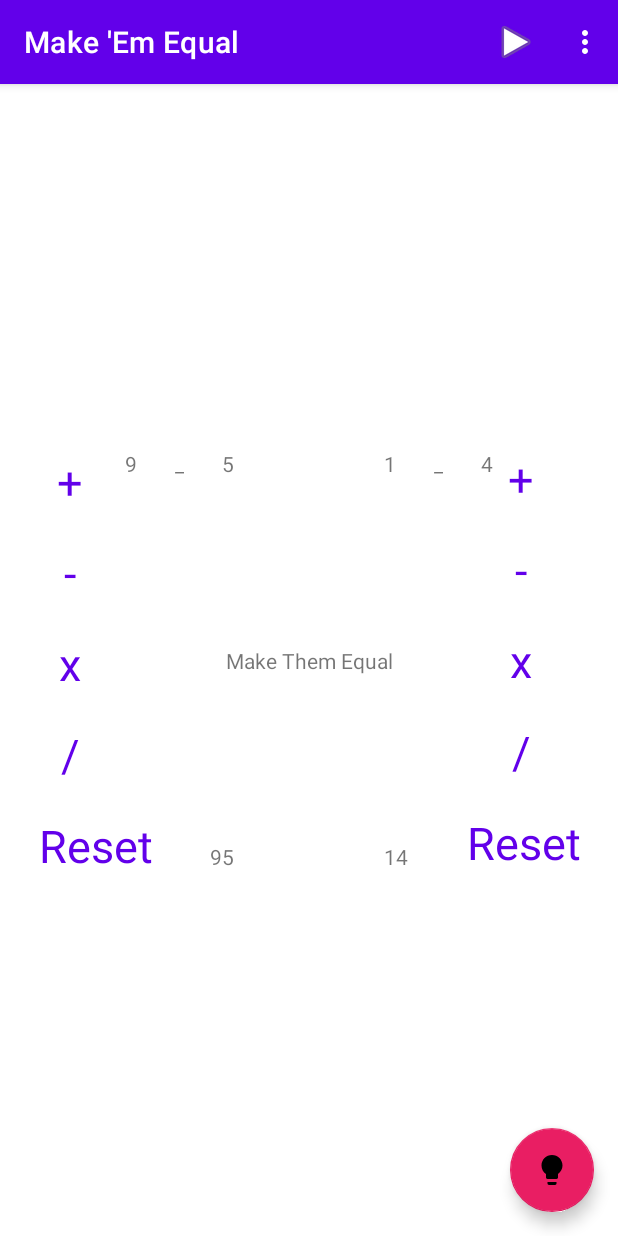
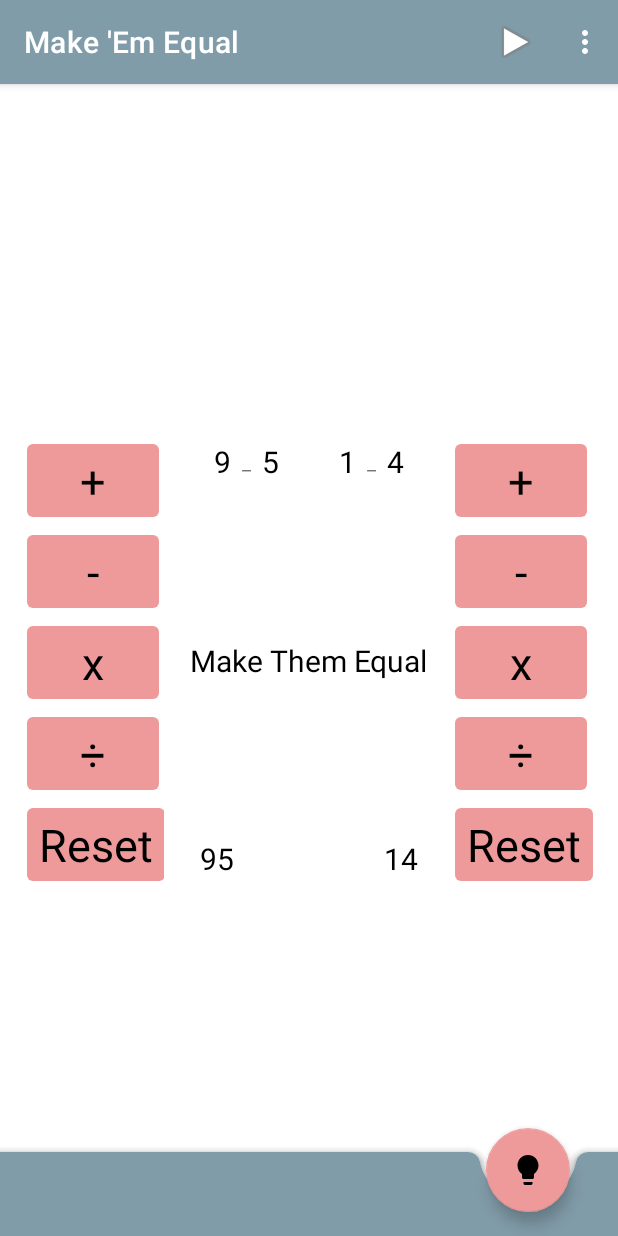
Before and after one commit to RachelRebecca/Make_Em_Equal, an Android app: the screen it shows after launch (MainActivity), on a phone screen of 412 x 824 dp. Run offline under Robolectric (Android 15) with nearby library versions, the phone set to English and light mode, and no system bars.

Commit message:
commit 12:45pm 8/3

```diff
--- a/app/build.gradle
+++ b/app/build.gradle
@@ -39,6 +39,7 @@ dependencies {
     implementation 'androidx.navigation:navigation-fragment:2.3.5'
     implementation 'androidx.navigation:navigation-ui:2.3.5'
     implementation 'com.google.code.gson:gson:2.8.7'
+    implementation 'com.google.code.gson:gson:2.8.7'
     testImplementation 'junit:junit:4.13.2'
     androidTestImplementation 'androidx.test.ext:junit:1.1.3'
     androidTestImplementation 'androidx.test.espresso:espresso-core:3.4.0'
--- /dev/null
+++ b/app/src/main/res/drawable/app_background.xml
@@ -0,0 +1,4 @@
+<?xml version="1.0" encoding="utf-8"?>
+<selector xmlns:android="http://schemas.android.com/apk/res/android">
+
+</selector>
--- a/app/src/main/res/layout/activity_main.xml
+++ b/app/src/main/res/layout/activity_main.xml
@@ -20,15 +20,36 @@
 
     </com.google.android.material.appbar.AppBarLayout>
 
-    <include layout="@layout/content_main"
-        android:id="@+id/include_content_main"/>
+    <include
+        android:id="@+id/include_content_main"
+        layout="@layout/content_main" />
+
+    <com.google.android.material.bottomappbar.BottomAppBar
+        android:id="@+id/bottom_bar"
+        style="@style/Widget.MaterialComponents.BottomAppBar.Colored"
+        android:layout_width="match_parent"
+        android:layout_height="?actionBarSize"
+        android:layout_gravity="bottom"
+        app:fabAlignmentMode="end"
+        app:fabAnimationMode="slide"
+        tools:ignore="BottomAppBar">
+
+        <TextView
+            android:layout_width="match_parent"
+            android:layout_height="wrap_content"
+            android:gravity="start"
+            android:textAppearance="@style/TextAppearance.MaterialComponents.Subtitle1"
+            android:textColor="@android:color/primary_text_dark" />
+    </com.google.android.material.bottomappbar.BottomAppBar>
 
     <com.google.android.material.floatingactionbutton.FloatingActionButton
         android:id="@+id/fab"
         android:layout_width="wrap_content"
         android:layout_height="wrap_content"
-        android:layout_gravity="bottom|end"
+        android:layout_gravity="bottom|center"
         android:layout_margin="@dimen/fab_margin"
-        android:src="@drawable/baseline_lightbulb_24" />
+        android:src="@drawable/baseline_lightbulb_24"
+        app:layout_anchor="@id/bottom_bar"
+        app:layout_anchorGravity="center" />
 
 </androidx.coordinatorlayout.widget.CoordinatorLayout>
--- a/app/src/main/res/layout/content_main.xml
+++ b/app/src/main/res/layout/content_main.xml
@@ -1,10 +1,10 @@
 <?xml version="1.0" encoding="utf-8"?>
 <androidx.constraintlayout.widget.ConstraintLayout xmlns:android="http://schemas.android.com/apk/res/android"
     xmlns:app="http://schemas.android.com/apk/res-auto"
+    android:id="@+id/include_content_main"
     android:layout_width="match_parent"
     android:layout_height="match_parent"
-    app:layout_behavior="@string/appbar_scrolling_view_behavior"
-    android:id="@+id/include_content_main">
+    app:layout_behavior="@string/appbar_scrolling_view_behavior">
 
     <LinearLayout
         android:id="@+id/question_row"
@@ -14,76 +14,80 @@
         android:orientation="horizontal"
         app:layout_constraintBottom_toTopOf="@id/answer_row"
         app:layout_constraintEnd_toEndOf="parent"
+        app:layout_constraintHorizontal_bias="0.0"
         app:layout_constraintStart_toStartOf="parent"
         app:layout_constraintTop_toTopOf="parent"
-        >
+        app:layout_constraintStart_toEndOf="@+id/buttons1">
 
         <TextView
             android:id="@+id/num1a"
+            style="@style/TextFormat"
             android:layout_width="wrap_content"
             android:layout_height="wrap_content"
-            android:layout_marginLeft="25dp"
-            android:layout_marginRight="25dp"
-            android:text="@string/space">
-        </TextView>
+            android:layout_marginLeft="2dp"
+            android:layout_marginRight="2dp"
+            android:text="@string/space" />
 
         <TextView
+            android:id="@+id/space1"
             android:layout_width="wrap_content"
             android:layout_height="wrap_content"
-            android:id="@+id/space1"
-            android:text="@string/space">
-        </TextView>
+            android:layout_marginLeft="5dp"
+            android:layout_marginRight="5dp"
+            android:text="@string/space" />
 
         <TextView
             android:id="@+id/num1b"
+            style="@style/TextFormat"
             android:layout_width="wrap_content"
             android:layout_height="wrap_content"
-            android:layout_marginStart="25dp"
-            android:layout_marginLeft="25dp"
-            android:layout_marginEnd="50dp"
-            android:layout_marginRight="50dp"
+            android:layout_marginStart="2dp"
+            android:layout_marginLeft="2dp"
+            android:layout_marginEnd="20dp"
+            android:layout_marginRight="10dp"
             android:text="@string/space"
             app:layout_constraintBottom_toBottomOf="parent"
             app:layout_constraintEnd_toStartOf="@id/num2a"
             app:layout_constraintStart_toEndOf="@+id/num1a"
-            app:layout_constraintTop_toTopOf="parent">
-        </TextView>
+            app:layout_constraintTop_toTopOf="parent"
+            />
 
         <TextView
             android:id="@+id/num2a"
+            style="@style/TextFormat"
             android:layout_width="wrap_content"
             android:layout_height="wrap_content"
-            android:layout_marginStart="50dp"
-            android:layout_marginLeft="50dp"
-            android:layout_marginEnd="25dp"
-            android:layout_marginRight="25dp"
+            android:layout_marginStart="20dp"
+            android:layout_marginLeft="10dp"
+            android:layout_marginEnd="2dp"
+            android:layout_marginRight="2dp"
             android:text="@string/space"
             app:layout_constraintBottom_toBottomOf="parent"
             app:layout_constraintEnd_toEndOf="parent"
             app:layout_constraintEnd_toStartOf="@+id/num2b"
             app:layout_constraintStart_toEndOf="@id/num1b"
-            app:layout_constraintTop_toTopOf="parent">
-        </TextView>
+            app:layout_constraintTop_toTopOf="parent" />
 
         <TextView
+            android:id="@+id/space2"
             android:layout_width="wrap_content"
             android:layout_height="wrap_content"
-            android:id="@+id/space2"
-            android:text="@string/space">
-        </TextView>
+            android:layout_marginLeft="5dp"
+            android:layout_marginRight="5dp"
+            android:text="@string/space" />
 
         <TextView
             android:id="@+id/num2b"
+            style="@style/TextFormat"
             android:layout_width="wrap_content"
             android:layout_height="wrap_content"
-            android:layout_marginLeft="25dp"
-            android:layout_marginRight="25dp"
+            android:layout_marginLeft="2dp"
+            android:layout_marginRight="2dp"
             android:text="@string/space"
             app:layout_constraintBottom_toBottomOf="parent"
             app:layout_constraintEnd_toEndOf="parent"
             app:layout_constraintStart_toEndOf="@+id/num2a"
-            app:layout_constraintTop_toTopOf="parent">
-        </TextView>
+            app:layout_constraintTop_toTopOf="parent" />
     </LinearLayout>
 
     <TextView
@@ -91,26 +95,33 @@
         android:layout_width="wrap_content"
         android:layout_height="wrap_content"
         android:text="@string/make_equal"
+        android:textAppearance="@color/black"
+        android:textSize="20sp"
         app:layout_constraintBottom_toBottomOf="parent"
         app:layout_constraintEnd_toEndOf="parent"
         app:layout_constraintStart_toStartOf="parent"
         app:layout_constraintTop_toTopOf="parent">
 
     </TextView>
+
     <LinearLayout
         android:id="@+id/answer_row"
         android:layout_width="wrap_content"
         android:layout_height="wrap_content"
         android:gravity="center"
         android:orientation="horizontal"
+        android:textAppearance="@color/black"
+        android:textSize="20sp"
         app:layout_constraintBottom_toBottomOf="parent"
         app:layout_constraintEnd_toEndOf="parent"
         app:layout_constraintStart_toStartOf="parent"
-        app:layout_constraintTop_toBottomOf="@id/question_row">
+        app:layout_constraintTop_toBottomOf="@id/question_row"
+        app:layout_constraintStart_toEndOf="@+id/buttons1">
 
 
         <TextView
             android:id="@+id/answer1"
+            style="@style/TextFormat"
             android:layout_width="wrap_content"
             android:layout_height="wrap_content"
             android:layout_marginEnd="50dp"
@@ -119,11 +130,11 @@
             app:layout_constraintBottom_toBottomOf="parent"
             app:layout_constraintEnd_toStartOf="@+id/num1b"
             app:layout_constraintStart_toStartOf="@+id/num1a"
-            app:layout_constraintTop_toTopOf="parent">
-        </TextView>
+            app:layout_constraintTop_toTopOf="parent" />
 
         <TextView
             android:id="@+id/answer2"
+            style="@style/TextFormat"
             android:layout_width="wrap_content"
             android:layout_height="wrap_content"
             android:layout_marginStart="50dp"
@@ -132,8 +143,7 @@
             app:layout_constraintBottom_toBottomOf="parent"
             app:layout_constraintEnd_toStartOf="@+id/num2b"
             app:layout_constraintStart_toStartOf="@+id/num2a"
-            app:layout_constraintTop_toTopOf="parent">
-        </TextView>
+            app:layout_constraintTop_toTopOf="parent" />
 
     </LinearLayout>
 
@@ -142,48 +152,49 @@
         android:id="@+id/buttons1"
         android:layout_width="wrap_content"
         android:layout_height="wrap_content"
-        android:layout_marginTop="4dp"
+        android:layout_marginTop="3dp"
         android:orientation="vertical"
         app:layout_constraintBottom_toBottomOf="parent"
-        app:layout_constraintTop_toTopOf="parent"
         app:layout_constraintEnd_toStartOf="@+id/question_row"
-        app:layout_constraintStart_toStartOf="@+id/question_row">
+        app:layout_constraintHorizontal_bias="0.507"
+        app:layout_constraintRight_toLeftOf="@+id/question_row"
+        app:layout_constraintStart_toStartOf="@+id/question_row"
+        app:layout_constraintTop_toTopOf="parent">
 
         <Button
             android:id="@+id/button_one_1"
             style="@style/BorderlessOperators"
+            android:layout_marginLeft="20mm"
             android:onClick="selectOperator1"
-            android:text="@string/plus"
-            android:layout_marginLeft="25mm"/>
+            android:text="@string/plus" />
 
         <Button
             android:id="@+id/button_two_1"
             style="@style/BorderlessOperators"
             android:onClick="selectOperator1"
-            android:text="@string/minus"
-            android:layout_marginLeft="25mm"/>
+            android:layout_marginLeft="20mm"
+            android:text="@string/minus" />
 
         <Button
             android:id="@+id/button_three_1"
             style="@style/BorderlessOperators"
             android:onClick="selectOperator1"
-            android:text="@string/times"
-            android:layout_marginLeft="25mm"/>
+            android:layout_marginLeft="20mm"
+            android:text="@string/times" />
 
         <Button
             android:id="@+id/button_four_1"
             style="@style/BorderlessOperators"
             android:onClick="selectOperator1"
-            android:text="@string/divide"
-            android:layout_marginLeft="25mm"/>
+            android:layout_marginLeft="20mm"
+            android:text="@string/divide" />
 
         <Button
             android:id="@+id/button_five_1"
             style="@style/BorderlessOperators"
-            android:layout_width="185dp"
+            android:layout_marginLeft="20mm"
             android:onClick="selectOperator1"
-            android:text="@string/reset"
-            android:layout_marginLeft="20mm"/>
+            android:text="@string/reset" />
     </LinearLayout>
 
     <LinearLayout
@@ -191,17 +202,19 @@
         android:layout_width="wrap_content"
         android:layout_height="wrap_content"
         android:orientation="vertical"
+        android:layout_marginTop="3dp"
         app:layout_constraintBottom_toTopOf="@+id/answer_row"
         app:layout_constraintEnd_toEndOf="@+id/question_row"
+        app:layout_constraintLeft_toRightOf="@+id/question_row"
         app:layout_constraintStart_toEndOf="@+id/question_row"
         app:layout_constraintTop_toBottomOf="@+id/question_row">
 
         <Button
             android:id="@+id/button_one_2"
             style="@style/BorderlessOperators"
+            android:layout_marginRight="15mm"
             android:onClick="selectOperator2"
-            android:text="@string/plus"
-            android:layout_marginRight="15mm"/>
+            android:text="@string/plus" />
 
         <Button
             android:id="@+id/button_two_2"
@@ -224,9 +237,9 @@
         <Button
             android:id="@+id/button_five_2"
             style="@style/BorderlessOperators"
-            android:text="@string/reset"
+            android:layout_marginRight="20mm"
             android:onClick="selectOperator2"
-            android:layout_marginRight="20mm"/>
+            android:text="@string/reset" />
     </LinearLayout>
 
 </androidx.constraintlayout.widget.ConstraintLayout>
--- a/app/src/main/res/values/colors.xml
+++ b/app/src/main/res/values/colors.xml
@@ -1,19 +1,19 @@
 <?xml version="1.0" encoding="utf-8"?>
 <resources>
-    <color name="purple_200">#6200ea</color>
-    <color name="purple_500">#6200ea</color>
-    <color name="purple_700">#0a00b6</color>
-    <color name="teal_200">#e91e63</color>
-    <color name="teal_700">#b0003a</color>
+    <color name="purple_200">#546e7a</color>
+    <color name="purple_500">#819ca9</color>
+    <color name="purple_700">#29434e</color>
+    <color name="teal_200">#ef9a9a</color>
+    <color name="teal_700">#ba6b6c</color>
     <color name="black">#FF000000</color>
     <color name="white">#FFFFFFFF</color>
 
-    <color name="primaryColor">#6200ea</color>
-    <color name="primaryLightColor">#6200ea</color>
-    <color name="primaryDarkColor">#0a00b6</color>
-    <color name="secondaryColor">#e91e63</color>
-    <color name="secondaryLightColor">#ff6090</color>
-    <color name="secondaryDarkColor">#b0003a</color>
+    <color name="primaryColor">#546e7a</color>
+    <color name="primaryLightColor">#819ca9</color>
+    <color name="primaryDarkColor">#29434e</color>
+    <color name="secondaryColor">#ef9a9a</color>
+    <color name="secondaryLightColor">#ffcccb</color>
+    <color name="secondaryDarkColor">#ba6b6c</color>
     <color name="primaryTextColor">#ffffff</color>
     <color name="secondaryTextColor">#000000</color>
 </resources>
--- a/app/src/main/res/values/strings.xml
+++ b/app/src/main/res/values/strings.xml
@@ -3,7 +3,7 @@
     <string name="action_settings">Settings</string>
 
     <string name="space">_</string>
-    <string name="divide">/</string>
+    <string name="divide">÷</string>
     <string name="minus">-</string>
     <string name="times">x</string>
     <string name="plus">+</string>
--- a/app/src/main/res/values/styles.xml
+++ b/app/src/main/res/values/styles.xml
@@ -7,5 +7,12 @@
         <item name="android:textAppearance">@style/MaterialAlertDialog.MaterialComponents.Title.Text</item>
         <item name="android:textSize">30sp</item>
         <item name="fontFamily"></item>
+        <item name="backgroundTint">@color/secondaryColor</item>
+        <item name="android:textColor">@color/black</item>
+    </style>
+
+    <style name="TextFormat">
+        <item name="android:textSize">20sp</item>
+        <item name="android:textAppearance">@color/black</item>
     </style>
 </resources>
```
